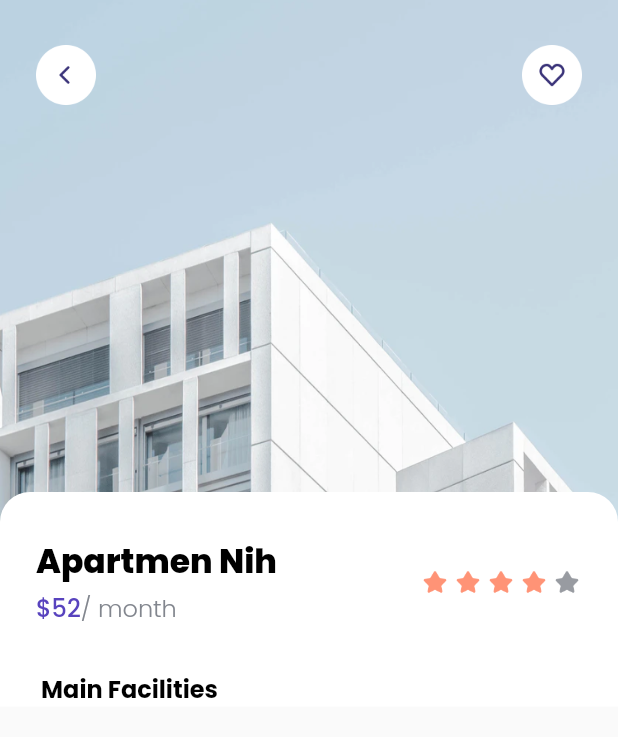
After one commit to berlyva/cozyApp, a Flutter app: the HomePage screen opened directly, after a tap on an icon or button, on a phone screen of 412 x 824 dp. The commit adds this screen. Shown: the top 737 px of the screen. Run offline on Flutter 3.47's test engine with Material 2 defaults, Android fonts, the phone set to English and light mode, and no system bars; our stand-ins replace google_fonts.

Commit message:
update page 3
1/2

```diff
--- /dev/null
+++ b/CozyApp/cozy/lib/pages/detail_page.dart
@@ -0,0 +1,165 @@
+import 'package:cozy/theme.dart';
+import 'package:flutter/material.dart';
+
+class DetailPage extends StatelessWidget {
+  const DetailPage({super.key});
+
+  @override
+  Widget build(BuildContext context) {
+    return Scaffold(
+      body: SafeArea(
+        bottom: false,
+        child: Stack(
+          children: [
+            Image.asset(
+              "assets/images/pic.png",
+              height: 350,
+              width: MediaQuery.of(context).size.width,
+              fit: BoxFit.cover,
+            ),
+            Padding(
+              padding: EdgeInsets.symmetric(
+                horizontal: edge,
+                vertical: 30,
+              ),
+              child: Row(
+                mainAxisAlignment: MainAxisAlignment.spaceBetween,
+                children: [
+                  InkWell(
+                    onTap: () {
+                      Navigator.pop(context);
+                    },
+                    child: Image.asset(
+                      "assets/images/btn_back.png",
+                      width: 40,
+                    ),
+                  ),
+                  Image.asset(
+                    "assets/images/btn_wishlist.png",
+                    width: 40,
+                  )
+                ],
+              ),
+            ),
+            ListView(
+              children: [
+                const SizedBox(
+                  height: 328,
+                ),
+                Container(
+                  width: MediaQuery.of(context).size.width,
+                  decoration: BoxDecoration(
+                    borderRadius: const BorderRadius.vertical(
+                      top: Radius.circular(20),
+                    ),
+                    color: whiteColor,
+                  ),
+                  child: Column(
+                    crossAxisAlignment: CrossAxisAlignment.start,
+                    // NOTE title
+                    children: [
+                      const SizedBox(
+                        height: 30,
+                      ),
+                      Padding(
+                        padding: EdgeInsets.symmetric(
+                          horizontal: edge,
+                        ),
+                        child: Row(
+                          mainAxisAlignment: MainAxisAlignment.spaceBetween,
+                          children: [
+                            Column(
+                              crossAxisAlignment: CrossAxisAlignment.start,
+                              children: [
+                                Text(
+                                  "Apartmen Nih",
+                                  style: blackTextStyle.copyWith(
+                                    fontSize: 22,
+                                  ),
+                                ),
+                                const SizedBox(
+                                  height: 2,
+                                ),
+                                Text.rich(
+                                  TextSpan(
+                                    text: '\$52',
+                                    style: purpleTextStyle.copyWith(
+                                      fontSize: 16,
+                                    ),
+                                    children: [
+                                      TextSpan(
+                                          text: '/ month',
+                                          style: greyTextStyle.copyWith(
+                                            fontSize: 16,
+                                          )),
+                                    ],
+                                  ),
+                                ),
+                              ],
+                            ),
+                            Row(
+                              children: [
+                                Image.asset(
+                                  "assets/images/icon_star.png",
+                                  width: 20,
+                                ),
+                                const SizedBox(
+                                  width: 2,
+                                ),
+                                Image.asset(
+                                  "assets/images/icon_star.png",
+                                  width: 20,
+                                ),
+                                const SizedBox(
+                                  width: 2,
+                                ),
+                                Image.asset(
+                                  "assets/images/icon_star.png",
+                                  width: 20,
+                                ),
+                                const SizedBox(
+                                  width: 2,
+                                ),
+                                Image.asset(
+                                  "assets/images/icon_star.png",
+                                  width: 20,
+                                ),
+                                const SizedBox(
+                                  width: 2,
+                                ),
+                                Image.asset(
+                                  "assets/images/icon_star.png",
+                                  width: 20,
+                                  color: const Color(0xff989BA1),
+                                ),
+                              ],
+                            ),
+                          ],
+                        ),
+                      ),
+                      const SizedBox(
+                        height: 30,
+                      ),
+                      //NOTE FACILITIES
+                      Padding(
+                        padding: EdgeInsets.only(
+                          left: edge,
+                        ),
+                        child: Text(
+                          ' Main Facilities',
+                          style: regularTextStyle.copyWith(
+                            fontSize: 16,
+                          ),
+                        ),
+                      ),
+                    ],
+                  ),
+                ),
+              ],
+            ),
+          ],
+        ),
+      ),
+    );
+  }
+}
--- a/CozyApp/cozy/lib/widgets/space_card.dart
+++ b/CozyApp/cozy/lib/widgets/space_card.dart
@@ -1,6 +1,7 @@
 // ignore_for_file: prefer_const_constructors, duplicate_ignore, sized_box_for_whitespace
 
 import 'package:cozy/models/space.dart';
+import 'package:cozy/pages/detail_page.dart';
 import 'package:cozy/theme.dart';
 import 'package:flutter/material.dart';
 
@@ -10,7 +11,16 @@ class SpaceCard extends StatelessWidget {
   final Space space;
   @override
   Widget build(BuildContext context) {
-    return Row(
+    return InkWell(
+      onTap: () {
+        Navigator.push(
+          context,
+          MaterialPageRoute(
+            builder: (context) => DetailPage(),
+          ),
+        );
+      },
+      child: Row(
         children: [
           ClipRRect(
             borderRadius: BorderRadius.circular(18),
@@ -98,6 +108,7 @@ class SpaceCard extends StatelessWidget {
             ],
           )
         ],
+      ),
     );
   }
 }
```
Also changed, not shown: CozyApp/cozy/assets/images/pic.png (added), 5 other files. Lines whose indentation alone changed are shown as unchanged.
